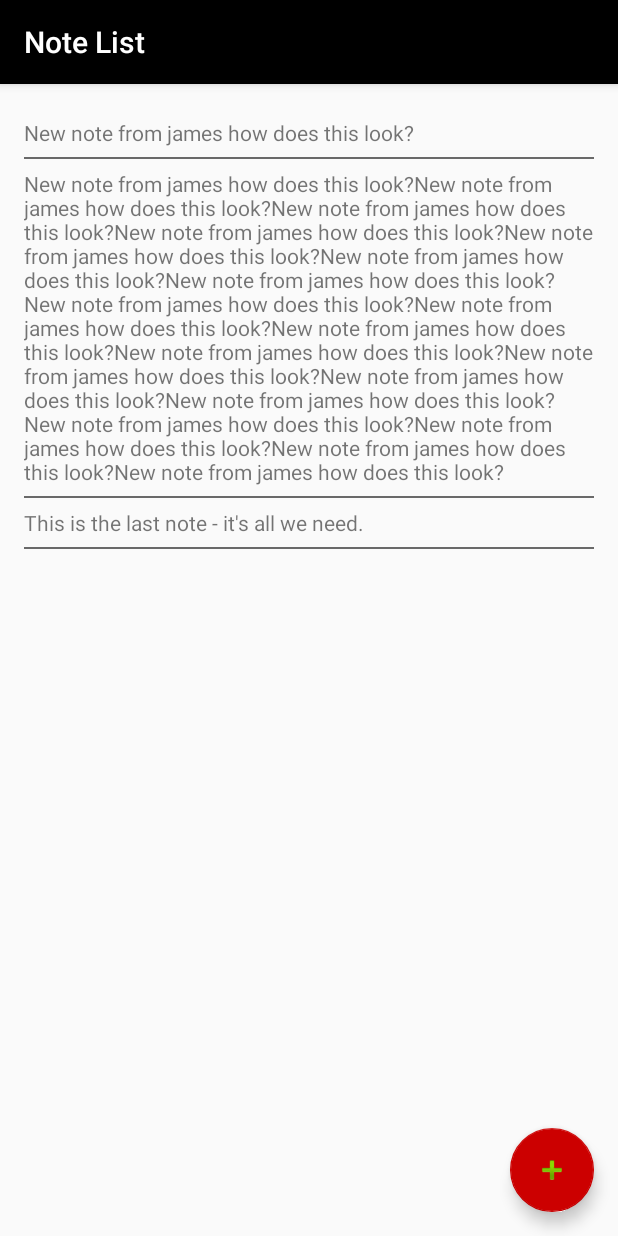
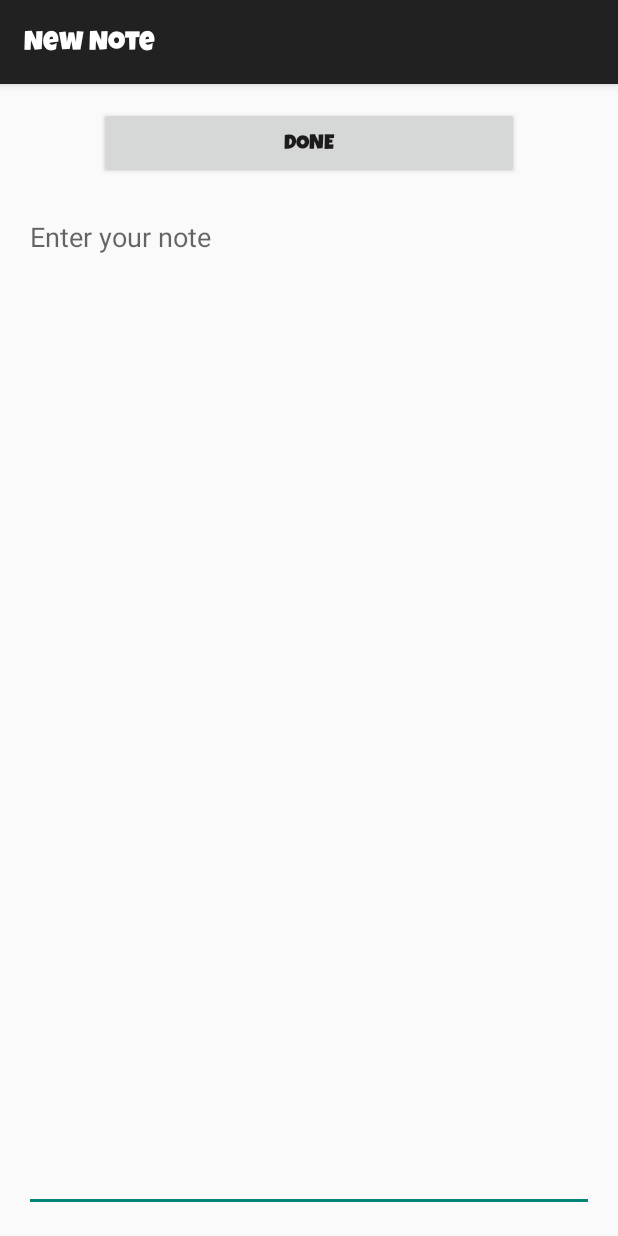
Before and after one commit to digitalcatnip/postnotes-android, an Android app: the NoteListActivity screen opened directly, with no data from a screen before it, after a tap on an icon or button, on a phone screen of 412 x 824 dp. Run offline under Robolectric (Android 15) with nearby library versions, the phone set to English and light mode, and no system bars; libraries missing offline, so code that uses them is left out: io.realm.

Commit message:
Creating a note now works.

```diff
--- a/PostNotes/app/src/main/AndroidManifest.xml
+++ b/PostNotes/app/src/main/AndroidManifest.xml
@@ -13,7 +13,7 @@
         android:label="@string/app_name"
         android:supportsRtl="true"
         android:theme="@style/AppTheme">
-        <activity android:name=".activities.AuthActivity"></activity>
+        <activity android:name=".activities.AuthActivity" />
         <activity
             android:name=".activities.MainActivity"
             android:label="@string/app_name">
@@ -26,7 +26,8 @@
         <activity
             android:name=".activities.NoteListActivity"
             android:label="@string/title_activity_note_list"
-            android:theme="@style/AppTheme.NoActionBar"></activity>
+            android:theme="@style/AppTheme.NoActionBar" />
+        <activity android:name=".activities.NoteEntryActivity"></activity>
     </application>
 
 </manifest>
--- /dev/null
+++ b/PostNotes/app/src/main/java/io/catnip/postnotes/activities/NoteEntryActivity.java
@@ -0,0 +1,60 @@
+package io.catnip.postnotes.activities;
+
+//  Copyright © 2017 Digital Catnip. All rights reserved.
+//  This program is free software: you can redistribute it and/or modify
+//  it under the terms of the GNU General Public License as published by
+//  the Free Software Foundation, either version 3 of the License, or
+//  (at your option) any later version.
+//
+//  This program is distributed in the hope that it will be useful,
+//  but WITHOUT ANY WARRANTY; without even the implied warranty of
+//  MERCHANTABILITY or FITNESS FOR A PARTICULAR PURPOSE.  See the
+//  GNU General Public License for more details.
+//
+//  You should have received a copy of the GNU General Public License
+//  along with this program.  If not, see <http://www.gnu.org/licenses/>.
+
+import android.content.Intent;
+import android.graphics.Typeface;
+import android.support.v7.app.AppCompatActivity;
+import android.os.Bundle;
+import android.support.v7.widget.Toolbar;
+import android.util.Log;
+import android.view.View;
+import android.widget.Button;
+import android.widget.EditText;
+import android.widget.TextView;
+
+import io.catnip.postnotes.R;
+
+public class NoteEntryActivity extends AppCompatActivity implements View.OnClickListener {
+    public static final String TAG = "PostNotesEntry";
+    public static final String NEW_NOTE = "new_note";
+
+    @Override
+    protected void onCreate(Bundle savedInstanceState) {
+        super.onCreate(savedInstanceState);
+        setTheme(R.style.AppTheme_NoActionBar);
+        setContentView(R.layout.activity_note_entry);
+
+        TextView title = (TextView)findViewById(R.id.note_entry_title);
+        Typeface font = Typeface.createFromAsset(getAssets(), "LuckiestGuy.ttf");
+        title.setTypeface(font);
+
+        Button entry = (Button)findViewById(R.id.note_entry_button);
+        entry.setTypeface(font);
+        entry.setOnClickListener(this);
+    }
+
+    @Override
+    public void onClick(View v) {
+        Log.i(TAG, "Note entry complete");
+
+        EditText text = (EditText)findViewById(R.id.note_entry_text);
+
+        Intent intent = new Intent();
+        intent.putExtra(NEW_NOTE, text.getText().toString());
+        setResult(0, intent);
+        finish();
+    }
+}
--- a/PostNotes/app/src/main/java/io/catnip/postnotes/activities/NoteListActivity.java
+++ b/PostNotes/app/src/main/java/io/catnip/postnotes/activities/NoteListActivity.java
@@ -1,8 +1,22 @@
 package io.catnip.postnotes.activities;
 
+//  Copyright © 2017 Digital Catnip. All rights reserved.
+//  This program is free software: you can redistribute it and/or modify
+//  it under the terms of the GNU General Public License as published by
+//  the Free Software Foundation, either version 3 of the License, or
+//  (at your option) any later version.
+//
+//  This program is distributed in the hope that it will be useful,
+//  but WITHOUT ANY WARRANTY; without even the implied warranty of
+//  MERCHANTABILITY or FITNESS FOR A PARTICULAR PURPOSE.  See the
+//  GNU General Public License for more details.
+//
+//  You should have received a copy of the GNU General Public License
+//  along with this program.  If not, see <http://www.gnu.org/licenses/>.
+
+import android.content.Intent;
 import android.os.Bundle;
 import android.support.design.widget.FloatingActionButton;
-import android.support.design.widget.Snackbar;
 import android.support.v7.app.AppCompatActivity;
 import android.support.v7.widget.Toolbar;
 import android.util.Log;
@@ -33,7 +47,8 @@ public class NoteListActivity extends AppCompatActivity implements AdapterView.O
         fab.setOnClickListener(new View.OnClickListener() {
             @Override
             public void onClick(View view) {
-                Log.i(TAG, "FAB pressed!");
+                Intent intent = new Intent(NoteListActivity.this, NoteEntryActivity.class);
+                startActivityForResult(intent, 0);
             }
         });
 
@@ -65,4 +80,15 @@ public class NoteListActivity extends AppCompatActivity implements AdapterView.O
         Note n = notes.get(position);
         Log.i(TAG, "Clicked note: " + n.getNote());
     }
+
+    @Override
+    public void onActivityResult(int unk1, int unk2, Intent data) {
+        String text = data.getStringExtra(NoteEntryActivity.NEW_NOTE);
+        Log.i(TAG, "Creating note: " + text);
+
+        Note n = new Note();
+        n.setId(notes.size());
+        n.setNote(text);
+        notes.add(n);
+    }
 }
--- /dev/null
+++ b/PostNotes/app/src/main/res/layout/activity_note_entry.xml
@@ -0,0 +1,71 @@
+<?xml version="1.0" encoding="utf-8"?>
+<android.support.design.widget.CoordinatorLayout xmlns:android="http://schemas.android.com/apk/res/android"
+    xmlns:app="http://schemas.android.com/apk/res-auto"
+    xmlns:tools="http://schemas.android.com/tools"
+    android:layout_width="match_parent"
+    android:layout_height="match_parent"
+    android:fitsSystemWindows="true"
+    tools:context="io.catnip.postnotes.activities.NoteEntryActivity">
+
+    <android.support.design.widget.AppBarLayout
+        android:id="@+id/appbar"
+        android:layout_height="wrap_content"
+        android:layout_width="match_parent"
+        android:theme="@style/AppTheme.AppBarOverlay">
+
+        <android.support.v7.widget.Toolbar
+            android:id="@+id/note_entry_toolbar"
+            android:layout_height="?attr/actionBarSize"
+            android:layout_width="match_parent"
+            android:layout_weight="1"
+            >
+            <TextView
+                android:layout_width="wrap_content"
+                android:layout_height="wrap_content"
+                android:text="@string/note_entry_title"
+                android:textSize="18sp"
+                android:id="@+id/note_entry_title"
+                android:fontFamily="sans-serif"
+                android:textColor="@android:color/white" />
+        </android.support.v7.widget.Toolbar>
+    </android.support.design.widget.AppBarLayout>
+
+    <RelativeLayout
+        android:id="@+id/activity_note_entry"
+        android:layout_width="match_parent"
+        android:layout_height="match_parent"
+        android:paddingBottom="@dimen/activity_vertical_margin"
+        android:paddingLeft="@dimen/activity_horizontal_margin"
+        android:paddingRight="@dimen/activity_horizontal_margin"
+        android:paddingTop="@dimen/activity_vertical_margin"
+        tools:context="io.catnip.postnotes.activities.NoteEntryActivity">
+
+        <LinearLayout
+            android:orientation="vertical"
+            android:layout_width="match_parent"
+            android:layout_height="match_parent">
+
+            <Button
+                android:text="@string/note_entry_button_title"
+                android:layout_width="match_parent"
+                android:layout_height="wrap_content"
+                android:id="@+id/note_entry_button"
+                android:layout_marginTop="@dimen/toolbar_height_margin"
+                android:layout_marginLeft="@dimen/note_entry_button_horiz_margin"
+                android:layout_marginRight="@dimen/note_entry_button_horiz_margin" />
+
+            <EditText
+                android:layout_width="match_parent"
+                android:layout_height="match_parent"
+                android:inputType="textMultiLine"
+                android:ems="10"
+                android:id="@+id/note_entry_text"
+                android:hint="@string/note_entry_hint"
+                style="@style/Widget.AppCompat.AutoCompleteTextView"
+                android:gravity="top|start"
+                android:layout_marginTop="@dimen/activity_vertical_margin" />
+        </LinearLayout>
+
+    </RelativeLayout>
+
+</android.support.design.widget.CoordinatorLayout>
--- a/PostNotes/app/src/main/res/values/dimens.xml
+++ b/PostNotes/app/src/main/res/values/dimens.xml
@@ -3,4 +3,6 @@
     <dimen name="activity_horizontal_margin">16dp</dimen>
     <dimen name="activity_vertical_margin">16dp</dimen>
     <dimen name="fab_margin">16dp</dimen>
+    <dimen name="note_entry_button_horiz_margin">50dp</dimen>
+    <dimen name="toolbar_height_margin">55dp</dimen>
 </resources>
--- a/PostNotes/app/src/main/res/values/strings.xml
+++ b/PostNotes/app/src/main/res/values/strings.xml
@@ -2,18 +2,8 @@
     <string name="app_name">Post Notes</string>
     <string name="web_client_id">1076570217754-k5b204a0fbgg3ukokaavtr0b300lm5f3.apps.googleusercontent.com</string>
     <string name="funny_font">LuckiestGuy.ttf</string>
-
-    <!-- Strings related to login -->
-    <string name="prompt_email">Email</string>
-    <string name="prompt_password">Password (optional)</string>
-    <string name="action_sign_in">Sign in or register</string>
-    <string name="action_sign_in_short">Sign in</string>
-    <string name="error_invalid_email">This email address is invalid</string>
-    <string name="error_invalid_password">This password is too short</string>
-    <string name="error_incorrect_password">This password is incorrect</string>
-    <string name="error_field_required">This field is required</string>
-    <string name="permission_rationale">"Contacts permissions are needed for providing email
-        completions."
-    </string>
     <string name="title_activity_note_list">NoteListActivity</string>
+    <string name="note_entry_title">New Note</string>
+    <string name="note_entry_hint">Enter your note</string>
+    <string name="note_entry_button_title">Done</string>
 </resources>
--- a/PostNotes/app/src/main/res/values/styles.xml
+++ b/PostNotes/app/src/main/res/values/styles.xml
@@ -13,5 +13,4 @@
     <style name="AppTheme.AppBarOverlay" parent="ThemeOverlay.AppCompat.Dark.ActionBar" />
 
     <style name="AppTheme.PopupOverlay" parent="ThemeOverlay.AppCompat.Light" />
-
 </resources>
```
Also changed, not shown: PostNotes/app/src/main/java/io/catnip/postnotes/activities/AuthActivity.java (+16 -0 lines), PostNotes/app/src/main/java/io/catnip/postnotes/activities/MainActivity.java (+14 -0 lines).
